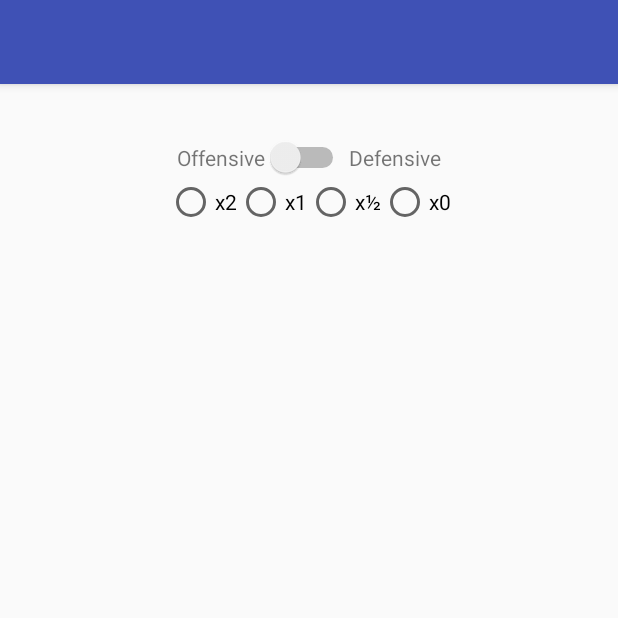
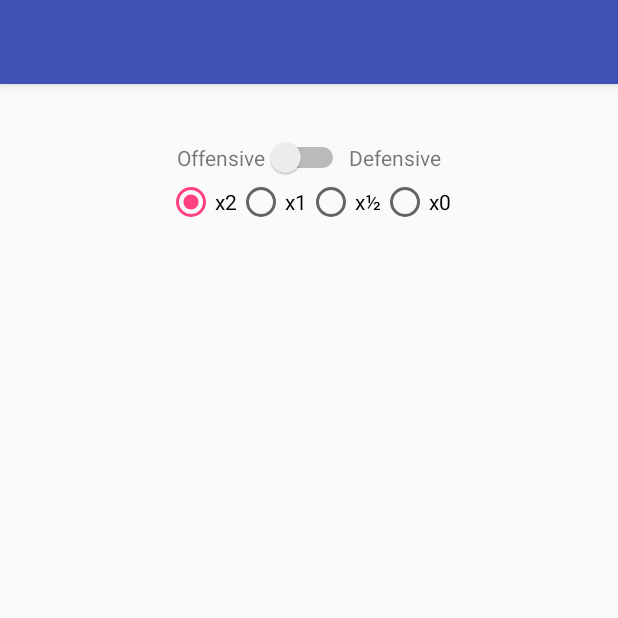
Before and after one commit to bit0001/MyPokemon, an Android app: the TypeActivity screen opened directly, with no data from a screen before it, on a phone screen of 412 x 824 dp, the top half of it. Run offline under Robolectric (Android 15) with nearby library versions, the phone set to English and light mode, and no system bars.

Commit message:
Select radio button x2

```diff
--- a/app/src/main/res/layout/content_type.xml
+++ b/app/src/main/res/layout/content_type.xml
@@ -66,7 +66,8 @@
             <RadioButton
                 android:layout_width="wrap_content"
                 android:layout_height="wrap_content"
-                android:text="@string/effect_x2"/>
+                android:text="@string/effect_x2"
+                android:checked="true"/>
             <RadioButton
                 android:layout_width="wrap_content"
                 android:layout_height="wrap_content"
```
